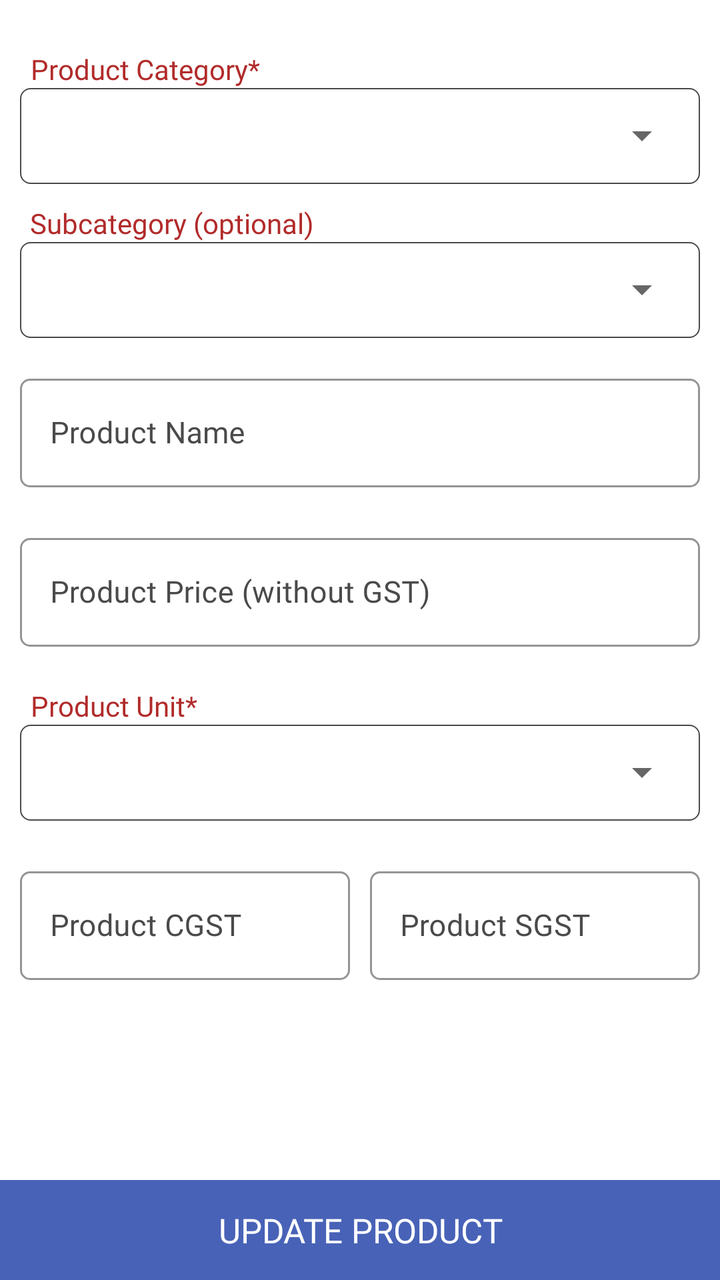
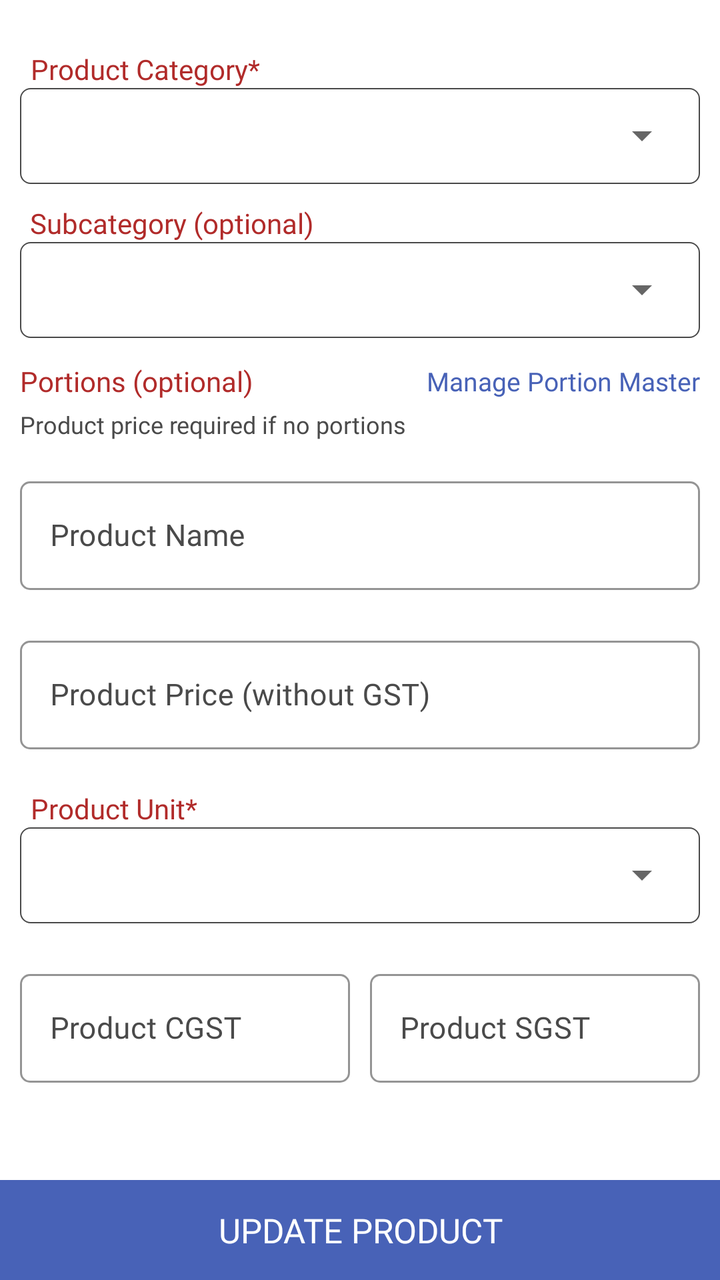

Compare the two renders of this Android layout. The source of the first and the diff that turns it into the second are given below.
<!-- AndroidManifest.xml: application theme AppTheme -->
<!-- res/layout/fragment_update_product.xml -->
<?xml version="1.0" encoding="utf-8"?>
<RelativeLayout xmlns:android="http://schemas.android.com/apk/res/android"
    xmlns:app="http://schemas.android.com/apk/res-auto"
    xmlns:tools="http://schemas.android.com/tools"
    android:layout_width="match_parent"
    android:layout_height="match_parent"
    tools:context=".Fragment.UpdateProduct">


    <androidx.core.widget.NestedScrollView
        android:layout_width="match_parent"
        android:layout_height="match_parent"
        android:layout_above="@+id/updateProduct">

        <LinearLayout
            android:layout_width="match_parent"
            android:layout_height="match_parent"
            android:orientation="vertical"
            android:padding="10dp">

            <TextView
                android:layout_width="wrap_content"
                android:layout_height="wrap_content"
                android:layout_gravity="center|start"
                android:layout_marginStart="5dp"
                android:layout_marginTop="15dp"
                android:fontFamily="@font/poppinsregular"
                android:gravity="center"
                android:text="Product Category*"
                android:textColor="@color/textcolor" />

            <LinearLayout
                android:layout_width="match_parent"
                android:layout_height="48dp"
                android:background="@drawable/button_rounded_border"
                android:orientation="horizontal">

                <Spinner
                    android:id="@+id/categorySpinner"
                    android:layout_width="match_parent"
                    android:layout_height="45dp"
                    android:layout_gravity="center"
                    android:layout_margin="5dp"
                    android:fontFamily="@font/poppinsregular"
                    android:gravity="center|start"
                    android:paddingLeft="10dp"
                    android:textColor="@color/black"
                    android:textSize="15sp"
                    app:ms_hint="Select Product Category" />

            </LinearLayout>

            <TextView
                android:layout_width="wrap_content"
                android:layout_height="wrap_content"
                android:layout_gravity="center|start"
                android:layout_marginStart="5dp"
                android:layout_marginTop="10dp"
                android:fontFamily="@font/poppinsregular"
                android:text="Subcategory (optional)"
                android:textColor="@color/textcolor" />

            <LinearLayout
                android:layout_width="match_parent"
                android:layout_height="48dp"
                android:background="@drawable/button_rounded_border"
                android:orientation="horizontal">

                <Spinner
                    android:id="@+id/subcategorySpinner"
                    android:layout_width="match_parent"
                    android:layout_height="45dp"
                    android:layout_gravity="center"
                    android:layout_margin="5dp"
                    android:fontFamily="@font/poppinsregular"
                    android:paddingLeft="10dp"
                    android:textColor="@color/black"
                    android:textSize="15sp" />

            </LinearLayout>

            <com.google.android.material.textfield.TextInputLayout
                android:id="@+id/productNameLayout"
                style="@style/Widget.MaterialComponents.TextInputLayout.OutlinedBox"
                android:layout_width="match_parent"
                android:layout_height="wrap_content"
                android:layout_gravity="center"
                android:layout_marginTop="15dp"
                android:layout_marginBottom="5dp"
                android:gravity="center"
                android:textColorHint="@color/light_black"
                app:boxCornerRadiusBottomEnd="5dp"
                app:boxCornerRadiusBottomStart="5dp"
                app:boxCornerRadiusTopEnd="5dp"
                app:boxCornerRadiusTopStart="5dp"
                app:boxStrokeColor="@color/light_black">

                <com.google.android.material.textfield.TextInputEditText
                    android:id="@+id/productName"
                    android:layout_width="match_parent"
                    android:layout_height="wrap_content"
                    android:drawableTint="@color/light_black"
                    android:fontFamily="@font/poppinsregular"
                    android:hint="Product Name"
                    android:imeOptions="actionNext"
                    android:inputType="textCapWords"
                    android:paddingStart="15dp"
                    android:paddingEnd="10dp"
                    android:singleLine="true"
                    android:textColor="@color/black"
                    android:textColorHint="@color/light_black"
                    android:textSize="15sp" />

            </com.google.android.material.textfield.TextInputLayout>

            <com.google.android.material.textfield.TextInputLayout
                android:id="@+id/productPriceLayout"
                style="@style/Widget.MaterialComponents.TextInputLayout.OutlinedBox"
                android:layout_width="match_parent"
                android:layout_height="wrap_content"
                android:layout_gravity="center"
                android:layout_marginTop="15dp"
                android:layout_marginBottom="5dp"
                android:gravity="center"
                android:textColorHint="@color/light_black"
                app:boxCornerRadiusBottomEnd="5dp"
                app:boxCornerRadiusBottomStart="5dp"
                app:boxCornerRadiusTopEnd="5dp"
                app:boxCornerRadiusTopStart="5dp"
                app:boxStrokeColor="@color/light_black">

                <com.google.android.material.textfield.TextInputEditText
                    android:id="@+id/productPrice"
                    android:layout_width="match_parent"
                    android:layout_height="wrap_content"
                    android:drawableTint="@color/light_black"
                    android:fontFamily="@font/poppinsregular"
                    android:hint="Product Price (without GST)"
                    android:imeOptions="actionDone"
                    android:inputType="numberDecimal"
                    android:paddingStart="15dp"
                    android:paddingEnd="10dp"
                    android:singleLine="true"
                    android:textColor="@color/black"
                    android:textColorHint="@color/light_black"
                    android:textSize="15sp" />

            </com.google.android.material.textfield.TextInputLayout>

            <TextView
                android:layout_width="wrap_content"
                android:layout_height="wrap_content"
                android:layout_gravity="center|start"
                android:layout_marginStart="5dp"
                android:layout_marginTop="15dp"
                android:fontFamily="@font/poppinsregular"
                android:gravity="center"
                android:text="Product Unit*"
                android:textColor="@color/textcolor" />

            <LinearLayout
                android:layout_width="match_parent"
                android:layout_height="48dp"
                android:background="@drawable/button_rounded_border"
                android:orientation="horizontal">

                <Spinner
                    android:id="@+id/unitSpinner"
                    android:layout_width="match_parent"
                    android:layout_height="45dp"
                    android:layout_gravity="center"
                    android:layout_margin="5dp"
                    android:fontFamily="@font/poppinsregular"
                    android:gravity="center|start"
                    android:paddingLeft="10dp"
                    android:textColor="@color/black"
                    android:textSize="15sp"
                    app:ms_hint="Select Product Unit" />

            </LinearLayout>

            <LinearLayout
                android:layout_width="match_parent"
                android:layout_height="wrap_content"
                android:orientation="horizontal">

                <com.google.android.material.textfield.TextInputLayout
                    android:id="@+id/productCGSTLayout"
                    style="@style/Widget.MaterialComponents.TextInputLayout.OutlinedBox"
                    android:layout_width="match_parent"
                    android:layout_height="wrap_content"
                    android:layout_gravity="center"
                    android:layout_marginTop="15dp"
                    android:layout_marginEnd="5dp"
                    android:layout_marginBottom="5dp"
                    android:layout_weight="1"
                    android:gravity="center"
                    android:textColorHint="@color/light_black"
                    app:boxCornerRadiusBottomEnd="5dp"
                    app:boxCornerRadiusBottomStart="5dp"
                    app:boxCornerRadiusTopEnd="5dp"
                    app:boxCornerRadiusTopStart="5dp"
                    app:boxStrokeColor="@color/light_black">

                    <com.google.android.material.textfield.TextInputEditText
                        android:id="@+id/productCGST"
                        android:layout_width="match_parent"
                        android:layout_height="wrap_content"
                        android:drawableTint="@color/light_black"
                        android:fontFamily="@font/poppinsregular"
                        android:hint="Product CGST"
                        android:imeOptions="actionDone"
                        android:inputType="numberDecimal"
                        android:paddingStart="15dp"
                        android:paddingEnd="10dp"
                        android:singleLine="true"
                        android:textColor="@color/black"
                        android:textColorHint="@color/light_black"
                        android:textSize="15sp" />

                </com.google.android.material.textfield.TextInputLayout>

                <com.google.android.material.textfield.TextInputLayout
                    android:id="@+id/productSGSTLayout"
                    style="@style/Widget.MaterialComponents.TextInputLayout.OutlinedBox"
                    android:layout_width="match_parent"
                    android:layout_height="wrap_content"
                    android:layout_gravity="center"
                    android:layout_marginStart="5dp"
                    android:layout_marginTop="15dp"
                    android:layout_marginBottom="5dp"
                    android:layout_weight="1"
                    android:gravity="center"
                    android:textColorHint="@color/light_black"
                    app:boxCornerRadiusBottomEnd="5dp"
                    app:boxCornerRadiusBottomStart="5dp"
                    app:boxCornerRadiusTopEnd="5dp"
                    app:boxCornerRadiusTopStart="5dp"
                    app:boxStrokeColor="@color/light_black">

                    <com.google.android.material.textfield.TextInputEditText
                        android:id="@+id/productSGST"
                        android:layout_width="match_parent"
                        android:layout_height="wrap_content"
                        android:drawableTint="@color/light_black"
                        android:fontFamily="@font/poppinsregular"
                        android:hint="Product SGST"
                        android:imeOptions="actionDone"
                        android:inputType="numberDecimal"
                        android:paddingStart="15dp"
                        android:paddingEnd="10dp"
                        android:singleLine="true"
                        android:textColor="@color/black"
                        android:textColorHint="@color/light_black"
                        android:textSize="15sp" />

                </com.google.android.material.textfield.TextInputLayout>

            </LinearLayout>

        </LinearLayout>

    </androidx.core.widget.NestedScrollView>

    <TextView
        android:id="@+id/updateProduct"
        android:layout_width="match_parent"
        android:layout_height="50dp"
        android:layout_alignParentBottom="true"
        android:layout_gravity="center"
        android:background="@color/colorPrimary"
        android:fontFamily="@font/poppinsmedium"
        android:gravity="center"
        android:text="Update Product"
        android:textAllCaps="true"
        android:textColor="@color/white"
        android:textSize="17sp" />

</RelativeLayout>
<!-- resources referenced by this layout -->
<resources>
  <color name="black">#000</color>
  <color name="colorPrimary">#4862b7</color>
  <color name="light_black">#4a4a4a</color>
  <color name="textcolor">#b12b2a</color>
  <color name="white">#fff</color>
  <!-- drawable button_rounded_border (drawable) -->
  <?xml version="1.0" encoding="utf-8"?>
  <shape xmlns:android="http://schemas.android.com/apk/res/android">
      <stroke
          android:width="0.7dp"
          android:color="@color/light_black" />
      <corners android:radius="5dp" />
  </shape>
  <style name="AppTheme" parent="Theme.MaterialComponents.DayNight.NoActionBar">
          
          <item name="colorPrimary">@color/colorPrimary</item>
          <item name="colorPrimaryDark">@color/colorPrimary</item>
          <item name="colorAccent">@color/colorAccent</item>
          <item name="android:windowIsTranslucent">true</item>
          <item name="windowNoTitle">true</item>
          <item name="windowActionBar">false</item>
  
      </style>
  <color name="colorAccent">#000</color>
</resources>

<!-- the commit's change to res/layout/fragment_update_product.xml (unified diff, before → after) -->
@@ -78,6 +78,10 @@
                     android:textSize="15sp" />
 
             </LinearLayout>
+
+            <include
+                android:id="@+id/productPortionSectionInclude"
+                layout="@layout/include_product_portion_section" />
 
             <com.google.android.material.textfield.TextInputLayout
                 android:id="@+id/productNameLayout"
@@ -277,3 +281,153 @@
         android:textSize="17sp" />
 
 </RelativeLayout>
+<!-- res/layout/include_product_portion_section.xml (included above) -->
+<?xml version="1.0" encoding="utf-8"?>
+<LinearLayout xmlns:android="http://schemas.android.com/apk/res/android"
+    xmlns:app="http://schemas.android.com/apk/res-auto"
+    android:id="@+id/productPortionSection"
+    android:layout_width="match_parent"
+    android:layout_height="wrap_content"
+    android:orientation="vertical">
+
+    <RelativeLayout
+        android:layout_width="match_parent"
+        android:layout_height="wrap_content"
+        android:layout_marginTop="12dp">
+
+        <TextView
+            android:layout_width="wrap_content"
+            android:layout_height="wrap_content"
+            android:layout_alignParentStart="true"
+            android:layout_centerVertical="true"
+            android:fontFamily="@font/poppinsregular"
+            android:text="Portions (optional)"
+            android:textColor="@color/textcolor" />
+
+        <TextView
+            android:id="@+id/managePortionMasterLink"
+            android:layout_width="wrap_content"
+            android:layout_height="wrap_content"
+            android:layout_alignParentEnd="true"
+            android:layout_centerVertical="true"
+            android:fontFamily="@font/poppinsmedium"
+            android:text="Manage Portion Master"
+            android:textColor="@color/colorPrimary"
+            android:textSize="13sp" />
+
+    </RelativeLayout>
+
+    <TextView
+        android:id="@+id/portionSectionHint"
+        android:layout_width="match_parent"
+        android:layout_height="wrap_content"
+        android:layout_marginTop="4dp"
+        android:fontFamily="@font/poppinsregular"
+        android:text="Product price required if no portions"
+        android:textColor="@color/light_black"
+        android:textSize="12sp" />
+
+    <LinearLayout
+        android:id="@+id/portionMasterPickerSection"
+        android:layout_width="match_parent"
+        android:layout_height="wrap_content"
+        android:layout_marginTop="8dp"
+        android:orientation="vertical"
+        android:visibility="gone">
+
+        <com.google.android.material.textfield.TextInputLayout
+            style="@style/CustomDropDownTilStyle"
+            android:hint="Select Portion">
+
+            <AutoCompleteTextView
+                android:id="@+id/portionMasterSpinner"
+                android:layout_width="match_parent"
+                android:layout_height="wrap_content"
+                android:focusable="false"
+                android:fontFamily="@font/poppinsregular"
+                android:inputType="none"
+                android:singleLine="true"
+                android:textSize="15sp" />
+
+        </com.google.android.material.textfield.TextInputLayout>
+
+        <com.google.android.material.textfield.TextInputLayout
+            style="@style/Widget.MaterialComponents.TextInputLayout.OutlinedBox"
+            android:layout_width="match_parent"
+            android:layout_height="wrap_content"
+            android:layout_marginTop="8dp"
+            app:boxStrokeColor="@color/light_black">
+
+            <com.google.android.material.textfield.TextInputEditText
+                android:id="@+id/inlinePortionPrice"
+                android:layout_width="match_parent"
+                android:layout_height="wrap_content"
+                android:fontFamily="@font/poppinsregular"
+                android:hint="Portion Price"
+                android:inputType="numberDecimal"
+                android:singleLine="true"
+                android:textColor="@color/black"
+                android:textSize="15sp" />
+
+        </com.google.android.material.textfield.TextInputLayout>
+
+        <TextView
+            android:id="@+id/addInlinePortion"
+            android:layout_width="match_parent"
+            android:layout_height="40dp"
+            android:layout_marginTop="10dp"
+            android:background="@color/textcolor"
+            android:fontFamily="@font/poppinsmedium"
+            android:gravity="center"
+            android:text="Add Portion"
+            android:textAllCaps="true"
+            android:textColor="@color/white"
+            android:textSize="14sp" />
+
+    </LinearLayout>
+
+    <TextView
+        android:id="@+id/noPortionMasterHint"
+        android:layout_width="match_parent"
+        android:layout_height="wrap_content"
+        android:layout_marginTop="8dp"
+        android:fontFamily="@font/poppinsregular"
+        android:text="No portion masters yet. Tap Manage Portion Master to add names (Half, Full…)."
+        android:textColor="@color/light_black"
+        android:textSize="12sp"
+        android:visibility="gone" />
+
+    <androidx.cardview.widget.CardView
+        android:id="@+id/inlinePortionListCard"
+        android:layout_width="match_parent"
+        android:layout_height="wrap_content"
+        android:layout_marginTop="10dp"
+        android:visibility="gone"
+        app:cardCornerRadius="5dp"
+        app:cardElevation="4dp">
+
+        <LinearLayout
+            android:layout_width="match_parent"
+            android:layout_height="wrap_content"
+            android:orientation="vertical"
+            android:padding="8dp">
+
+            <TextView
+                android:layout_width="wrap_content"
+                android:layout_height="wrap_content"
+                android:layout_gravity="center"
+                android:fontFamily="@font/poppinsbold"
+                android:text="Product Portions"
+                android:textColor="@color/textcolor" />
+
+            <androidx.recyclerview.widget.RecyclerView
+                android:id="@+id/inlinePortionRecyclerview"
+                android:layout_width="match_parent"
+                android:layout_height="wrap_content"
+                android:nestedScrollingEnabled="false" />
+
+        </LinearLayout>
+
+    </androidx.cardview.widget.CardView>
+
+</LinearLayout>
<!-- resource entries referenced after the edit -->
@@ -13,6 +13,23 @@
           android:color="@color/light_black" />
       <corners android:radius="5dp" />
   </shape>
+  <style name="CustomDropDownTilStyle" parent="Widget.MaterialComponents.TextInputLayout.OutlinedBox.ExposedDropdownMenu">
+          <item name="android:layout_width">match_parent</item>
+          <item name="android:layout_height">wrap_content</item>
+          <item name="android:textColorHint">@color/light_black</item>
+          <item name="fontFamily">@font/poppinsregular</item>
+          <item name="android:textSize">15sp</item>
+          <item name="overlapAnchor">true</item>
+          <item name="hintTextColor">@color/colorAccent</item>
+          <item name="boxStrokeColor">@color/colorAccent</item>
+          <item name="colorControlNormal">@color/colorAccent</item>
+          <item name="colorControlActivated">@color/colorAccent</item>
+          <item name="colorControlHighlight">@color/colorAccent</item>
+          <item name="boxCornerRadiusBottomEnd">5dp</item>
+          <item name="boxCornerRadiusBottomStart">5dp</item>
+          <item name="boxCornerRadiusTopEnd">5dp</item>
+          <item name="boxCornerRadiusTopStart">5dp</item>
+      </style>
   <style name="AppTheme" parent="Theme.MaterialComponents.DayNight.NoActionBar">
           
           <item name="colorPrimary">@color/colorPrimary</item>
